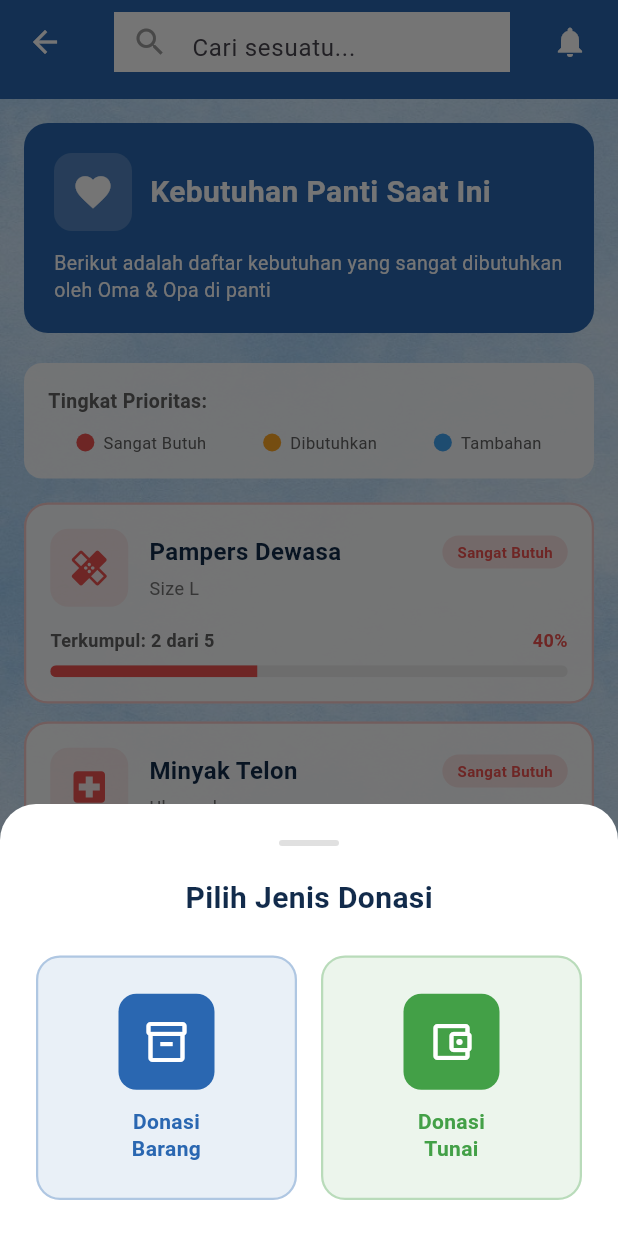
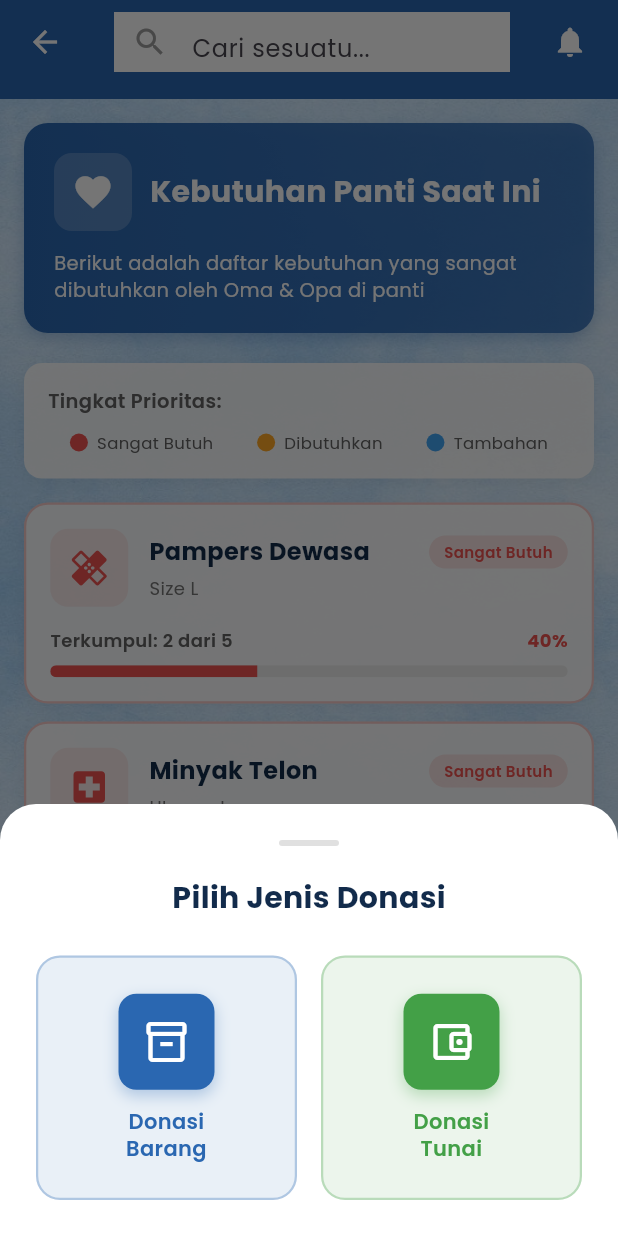
Before and after one commit to rabanialya/tubesppb, a Flutter app: the DonationGoodsPage screen opened by its route, item 2 of the bottom bar chosen, on a phone screen of 412 x 824 dp. Run offline on Flutter 3.47's test engine with Material 3 defaults, Android fonts, the phone set to English and light mode, and no system bars; our stand-ins replace google_fonts, image_picker; Roboto replaces fonts that are missing (Inknut Antiqua, InknutAntiqua).

Commit message:
menambahkan hasil slicing full dari figma

```diff
--- a/BudiKasih/fullapp/lib/pages/auth/login_page.dart
+++ b/BudiKasih/fullapp/lib/pages/auth/login_page.dart
@@ -1,6 +1,5 @@
 import 'package:flutter/material.dart';
 import '../../themes/colors.dart';
-// text_styles removed: relying on global theme via GoogleFonts
 import '../../widgets/custom_input.dart';
 import '../../widgets/custom_button.dart';
 
--- a/BudiKasih/fullapp/lib/pages/auth/signup_page.dart
+++ b/BudiKasih/fullapp/lib/pages/auth/signup_page.dart
@@ -279,7 +279,7 @@ class _SignUpPageState extends State<SignUpPage> {
     return Text(
       text,
       style: const TextStyle(
-        fontFamily: AppTextStyles.fontFamily,
+        fontFamily: 'Poppins',
         fontSize: 14,
         fontWeight: FontWeight.w600,
         color: AppColors.darkBlue,
--- a/BudiKasih/fullapp/lib/pages/dashboard/donation/donasi_barang_page.dart
+++ b/BudiKasih/fullapp/lib/pages/dashboard/donation/donasi_barang_page.dart
@@ -124,7 +124,7 @@ class _DonationGoodsPageState extends State<DonationGoodsPage> {
             const Text(
               'Terima Kasih!',
               style: TextStyle(
-                fontFamily: AppTextStyles.fontFamily,
+                fontFamily: 'Poppins',
                 fontSize: 22,
                 fontWeight: FontWeight.bold,
                 color: AppColors.darkBlue,
@@ -135,7 +135,7 @@ class _DonationGoodsPageState extends State<DonationGoodsPage> {
               'Donasi Anda sangat berarti bagi Oma & Opa di panti.',
               textAlign: TextAlign.center,
               style: TextStyle(
-                fontFamily: AppTextStyles.fontFamily,
+                fontFamily: 'Poppins',
                 fontSize: 14,
                 color: Colors.grey[700],
                 height: 1.5,
@@ -153,7 +153,7 @@ class _DonationGoodsPageState extends State<DonationGoodsPage> {
                   Text(
                     'Selanjutnya:',
                     style: TextStyle(
-                      fontFamily: AppTextStyles.fontFamily,
+                      fontFamily: 'Poppins',
                       fontSize: 12,
                       fontWeight: FontWeight.w600,
                       color: Colors.grey[700],
@@ -164,7 +164,7 @@ class _DonationGoodsPageState extends State<DonationGoodsPage> {
                     '• Kirim barang ke alamat panti\n• Atau hubungi admin untuk penjemputan',
                     textAlign: TextAlign.center,
                     style: TextStyle(
-                      fontFamily: AppTextStyles.fontFamily,
+                      fontFamily: 'Poppins',
                       fontSize: 12,
                       color: Colors.grey[600],
                       height: 1.4,
@@ -192,7 +192,7 @@ class _DonationGoodsPageState extends State<DonationGoodsPage> {
                 child: const Text(
                   'Kembali ke Beranda',
                   style: TextStyle(
-                    fontFamily: AppTextStyles.fontFamily,
+                    fontFamily: 'Poppins',
                     fontWeight: FontWeight.w600,
                   ),
                 ),
@@ -250,7 +250,7 @@ class _DonationGoodsPageState extends State<DonationGoodsPage> {
               const Text(
                 'Pilih Jenis Donasi',
                 style: TextStyle(
-                  fontFamily: AppTextStyles.fontFamily,
+                  fontFamily: 'Poppins',
                   fontSize: 20,
                   fontWeight: FontWeight.bold,
                   color: AppColors.darkBlue,
@@ -314,6 +314,13 @@ class _DonationGoodsPageState extends State<DonationGoodsPage> {
               decoration: BoxDecoration(
                 color: color,
                 borderRadius: BorderRadius.circular(12),
+                boxShadow: [
+                  BoxShadow(
+                    color: color.withOpacity(0.3),
+                    blurRadius: 8,
+                    offset: const Offset(0, 4),
+                  ),
+                ],
               ),
               child: Icon(icon, color: Colors.white, size: 32),
             ),
@@ -322,7 +329,7 @@ class _DonationGoodsPageState extends State<DonationGoodsPage> {
               label,
               textAlign: TextAlign.center,
               style: TextStyle(
-                fontFamily: AppTextStyles.fontFamily,
+                fontFamily: 'Poppins',
                 fontSize: 14,
                 fontWeight: FontWeight.w600,
                 color: color,
@@ -369,8 +376,17 @@ class _DonationGoodsPageState extends State<DonationGoodsPage> {
         Container(
           padding: const EdgeInsets.all(20),
           decoration: BoxDecoration(
-            color: AppColors.primaryBlue,
+            gradient: LinearGradient(
+              colors: [AppColors.primaryBlue, AppColors.primaryBlue.withOpacity(0.8)],
+            ),
             borderRadius: BorderRadius.circular(16),
+            boxShadow: [
+              BoxShadow(
+                color: AppColors.primaryBlue.withOpacity(0.3),
+                blurRadius: 8,
+                offset: const Offset(0, 4),
+              ),
+            ],
           ),
           child: Column(
             children: [
@@ -389,7 +405,7 @@ class _DonationGoodsPageState extends State<DonationGoodsPage> {
                     child: Text(
                       'Kebutuhan Panti Saat Ini',
                       style: TextStyle(
-                        fontFamily: AppTextStyles.fontFamily,
+                        fontFamily: 'Poppins',
                         fontSize: 20,
                         fontWeight: FontWeight.bold,
                         color: Colors.white,
@@ -402,7 +418,7 @@ class _DonationGoodsPageState extends State<DonationGoodsPage> {
               const Text(
                 'Berikut adalah daftar kebutuhan yang sangat dibutuhkan oleh Oma & Opa di panti',
                 style: TextStyle(
-                  fontFamily: AppTextStyles.fontFamily,
+                  fontFamily: 'Poppins',
                   fontSize: 13,
                   color: Colors.white,
                   height: 1.4,
@@ -443,7 +459,7 @@ class _DonationGoodsPageState extends State<DonationGoodsPage> {
                 Text(
                   'Donasi Sekarang',
                   style: TextStyle(
-                    fontFamily: AppTextStyles.fontFamily,
+                    fontFamily: 'Poppins',
                     fontSize: 16,
                     fontWeight: FontWeight.bold,
                   ),
@@ -465,6 +481,13 @@ class _DonationGoodsPageState extends State<DonationGoodsPage> {
       decoration: BoxDecoration(
         color: Colors.white.withOpacity(0.9),
         borderRadius: BorderRadius.circular(12),
+        boxShadow: [
+          BoxShadow(
+            color: Colors.black.withOpacity(0.05),
+            blurRadius: 8,
+            offset: const Offset(0, 2),
+          ),
+        ],
       ),
       child: Column(
         crossAxisAlignment: CrossAxisAlignment.start,
@@ -472,7 +495,7 @@ class _DonationGoodsPageState extends State<DonationGoodsPage> {
           Text(
             'Tingkat Prioritas:',
             style: TextStyle(
-              fontFamily: AppTextStyles.fontFamily,
+              fontFamily: 'Poppins',
               fontSize: 13,
               fontWeight: FontWeight.w600,
               color: Colors.grey[700],
@@ -507,7 +530,7 @@ class _DonationGoodsPageState extends State<DonationGoodsPage> {
         Text(
           label,
           style: TextStyle(
-            fontFamily: AppTextStyles.fontFamily,
+            fontFamily: 'Poppins',
             fontSize: 11,
             color: Colors.grey[700],
           ),
@@ -541,6 +564,13 @@ class _DonationGoodsPageState extends State<DonationGoodsPage> {
         color: Colors.white.withOpacity(0.95),
         borderRadius: BorderRadius.circular(16),
         border: Border.all(color: priorityColor.withOpacity(0.3), width: 1.5),
+        boxShadow: [
+          BoxShadow(
+            color: Colors.black.withOpacity(0.05),
+            blurRadius: 8,
+            offset: const Offset(0, 2),
+          ),
+        ],
       ),
       child: Column(
         children: [
@@ -568,7 +598,7 @@ class _DonationGoodsPageState extends State<DonationGoodsPage> {
                           child: Text(
                             need['item'],
                             style: const TextStyle(
-                              fontFamily: AppTextStyles.fontFamily,
+                              fontFamily: 'Poppins',
                               fontSize: 16,
                               fontWeight: FontWeight.bold,
                               color: AppColors.darkBlue,
@@ -584,7 +614,7 @@ class _DonationGoodsPageState extends State<DonationGoodsPage> {
                           child: Text(
                             priorityText,
                             style: TextStyle(
-                              fontFamily: AppTextStyles.fontFamily,
+                              fontFamily: 'Poppins',
                               fontSize: 10,
                               fontWeight: FontWeight.w600,
                               color: priorityColor,
@@ -597,7 +627,7 @@ class _DonationGoodsPageState extends State<DonationGoodsPage> {
                     Text(
                       need['size'],
                       style: TextStyle(
-                        fontFamily: AppTextStyles.fontFamily,
+                        fontFamily: 'Poppins',
                         fontSize: 12,
                         color: Colors.grey[600],
                       ),
@@ -619,7 +649,7 @@ class _DonationGoodsPageState extends State<DonationGoodsPage> {
                   Text(
                     'Terkumpul: ${need['current']} dari ${need['target']}',
                     style: TextStyle(
-                      fontFamily: AppTextStyles.fontFamily,
+                      fontFamily: 'Poppins',
                       fontSize: 12,
                       fontWeight: FontWeight.w600,
                       color: Colors.grey[700],
@@ -628,7 +658,7 @@ class _DonationGoodsPageState extends State<DonationGoodsPage> {
                   Text(
                     '${(progress * 100).toInt()}%',
                     style: TextStyle(
-                      fontFamily: AppTextStyles.fontFamily,
+                      fontFamily: 'Poppins',
                       fontSize: 12,
                       fontWeight: FontWeight.bold,
                       color: priorityColor,
@@ -677,6 +707,13 @@ class _DonationGoodsPageState extends State<DonationGoodsPage> {
           decoration: BoxDecoration(
             color: Colors.white.withOpacity(0.95),
             borderRadius: BorderRadius.circular(16),
+            boxShadow: [
+              BoxShadow(
+                color: Colors.black.withOpacity(0.08),
+                blurRadius: 10,
+                offset: const Offset(0, 4),
+              ),
+            ],
           ),
           child: Column(
             crossAxisAlignment: CrossAxisAlignment.start,
@@ -699,7 +736,7 @@ class _DonationGoodsPageState extends State<DonationGoodsPage> {
                   const Text(
                     'Formulir Donasi Barang',
                     style: TextStyle(
-                      fontFamily: AppTextStyles.fontFamily,
+                      fontFamily: 'Poppins',
                       fontSize: 18,
                       fontWeight: FontWeight.bold,
                       color: AppColors.darkBlue,
@@ -711,7 +748,7 @@ class _DonationGoodsPageState extends State<DonationGoodsPage> {
               Text(
                 'Isi formulir di bawah ini untuk mengirimkan donasi barang Anda',
                 style: TextStyle(
-                  fontFamily: AppTextStyles.fontFamily,
+                  fontFamily: 'Poppins',
                   fontSize: 13,
                   color: Colors.grey[600],
                   height: 1.4,
@@ -753,7 +790,7 @@ class _DonationGoodsPageState extends State<DonationGoodsPage> {
                 Text(
                   'Kirim Donasi',
                   style: TextStyle(
-                    fontFamily: AppTextStyles.fontFamily,
+                    fontFamily: 'Poppins',
                     fontSize: 16,
                     fontWeight: FontWeight.bold,
                   ),
@@ -781,6 +818,13 @@ class _DonationGoodsPageState extends State<DonationGoodsPage> {
       decoration: BoxDecoration(
         color: Colors.white.withOpacity(0.95),
         borderRadius: BorderRadius.circular(12),
+        boxShadow: [
+          BoxShadow(
+            color: Colors.black.withOpacity(0.05),
+            blurRadius: 6,
+            offset: const Offset(0, 2),
+          ),
+        ],
       ),
       child: Column(
         crossAxisAlignment: CrossAxisAlignment.start,
@@ -792,7 +836,7 @@ class _DonationGoodsPageState extends State<DonationGoodsPage> {
               Text(
                 label,
                 style: const TextStyle(
-                  fontFamily: AppTextStyles.fontFamily,
+                  fontFamily: 'Poppins',
                   fontSize: 14,
                   fontWeight: FontWeight.w600,
                   color: AppColors.darkBlue,
--- a/BudiKasih/fullapp/lib/pages/dashboard/homepage.dart
+++ b/BudiKasih/fullapp/lib/pages/dashboard/homepage.dart
@@ -250,7 +250,7 @@ class _HomePageState extends State<HomePage> {
               Text(
                 'Halo, Sahabat BudiKasih!',
                 style: TextStyle(
-                  fontFamily: AppTextStyles.fontFamily,
+                  fontFamily: 'Poppins',
                   fontSize: 20,
                   fontWeight: FontWeight.bold,
                   color: AppColors.darkBlue,
@@ -283,7 +283,7 @@ class _HomePageState extends State<HomePage> {
         Text(
           title,
           style: const TextStyle(
-            fontFamily: AppTextStyles.fontFamily,
+            fontFamily: 'Poppins',
             fontSize: 18,
             fontWeight: FontWeight.bold,
             color: AppColors.darkBlue,
@@ -322,7 +322,7 @@ class _HomePageState extends State<HomePage> {
             Text(
               title,
               style: const TextStyle(
-                fontFamily: AppTextStyles.fontFamily,
+                fontFamily: 'Poppins',
                 fontSize: 16,
                 fontWeight: FontWeight.bold,
                 color: AppColors.darkBlue,
--- a/BudiKasih/fullapp/lib/themes/app_theme.dart
+++ b/BudiKasih/fullapp/lib/themes/app_theme.dart
@@ -10,12 +10,9 @@ class AppTheme {
       backgroundColor: AppColors.primaryBlue,
       elevation: 0,
     ),
-    // Use Inknut Antiqua from google_fonts as the app's default text theme.
-    // This ensures all Material widgets use Inknut Antiqua without adding
-    // the font as an asset. If you prefer to bundle the font instead,
-    // see the alternative instructions in the README or comments.
-    textTheme: GoogleFonts.inknutAntiquaTextTheme(),
-    primaryTextTheme: GoogleFonts.inknutAntiquaTextTheme(),
+    // Ubah ke Poppins
+    textTheme: GoogleFonts.poppinsTextTheme(),
+    primaryTextTheme: GoogleFonts.poppinsTextTheme(),
     elevatedButtonTheme: ElevatedButtonThemeData(
       style: ElevatedButton.styleFrom(
         backgroundColor: AppColors.primaryBlue,
--- a/BudiKasih/fullapp/lib/themes/text_styles.dart
+++ b/BudiKasih/fullapp/lib/themes/text_styles.dart
@@ -3,22 +3,21 @@ import 'colors.dart';
 import 'package:google_fonts/google_fonts.dart';
 
 class AppTextStyles {
-  // Keep the family name for reference, but prefer using GoogleFonts
-  // implementations below so the font is loaded at runtime.
-  static const String fontFamily = 'InknutAntiqua';
+  // Ubah ke Poppins
+  static const String fontFamily = 'Poppins';
 
-  static final TextStyle heading = GoogleFonts.inknutAntiqua(
+  static final TextStyle heading = GoogleFonts.poppins(
     fontSize: 22,
     fontWeight: FontWeight.bold,
     color: AppColors.darkBlue,
   );
 
-  static final TextStyle body = GoogleFonts.inknutAntiqua(
+  static final TextStyle body = GoogleFonts.poppins(
     fontSize: 14,
     color: Colors.black87,
   );
 
-  static final TextStyle titleWhite = GoogleFonts.inknutAntiqua(
+  static final TextStyle titleWhite = GoogleFonts.poppins(
     fontSize: 18,
     fontWeight: FontWeight.bold,
     color: Colors.white,
--- a/BudiKasih/fullapp/pubspec.yaml
+++ b/BudiKasih/fullapp/pubspec.yaml
@@ -31,7 +31,7 @@ dependencies:
   flutter:
     sdk: flutter
   url_launcher: ^6.1.10
-  google_fonts: ^6.3.2
+  google_fonts: ^6.1.10
 
   # The following adds the Cupertino Icons font to your application.
   # Use with the CupertinoIcons class for iOS style icons.
@@ -96,8 +96,7 @@ flutter:
   # "family" key with the font family name, and a "fonts" key with a
   # list giving the asset and other descriptors for the font. For
   # example:
-  # fonts:
-  #   - family: Schyler
+  #fonts:
   #     fonts:
   #       - asset: fonts/Schyler-Regular.ttf
   #       - asset: fonts/Schyler-Italic.ttf
```
Also changed, not shown: BudiKasih/fullapp/lib/pages/auth/setting_pass_page.dart (+10 -10 lines), BudiKasih/fullapp/lib/pages/dashboard/donation/donasi_tunai_page.dart (+29 -26 lines), BudiKasih/fullapp/lib/pages/dashboard/notification/notification_page.dart (+11 -11 lines), BudiKasih/fullapp/lib/pages/dashboard/profile/profile_page.dart (+16 -16 lines), BudiKasih/fullapp/lib/pages/welcome/welcome_page.dart (+5 -5 lines).
